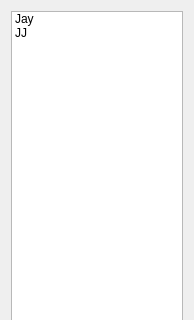
HHHHao-s/HHHPlayer, file playlistwindow.ui: the form before one commit; both pictures show x 0 to 194 and y 0 to 320 of the 194 by 687 pixel window.
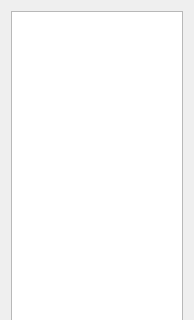
The form after the commit.

```diff
--- a/playlistwindow.ui
+++ b/playlistwindow.ui
@@ -15,18 +15,7 @@
   </property>
   <layout class="QGridLayout" name="gridLayout">
    <item row="0" column="0">
-    <widget class="QListWidget" name="listWidget">
-     <item>
-      <property name="text">
-       <string>Jay</string>
-      </property>
-     </item>
-     <item>
-      <property name="text">
-       <string>JJ</string>
-      </property>
-     </item>
-    </widget>
+    <widget class="QListWidget" name="listWidget"/>
    </item>
   </layout>
  </widget>
```
